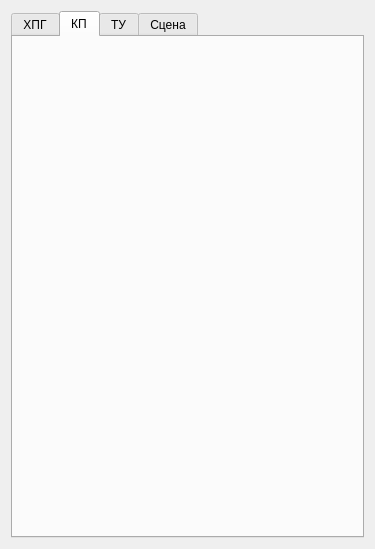
Spectraly/Heat_Exchanger, file Heat_Exchanger/Heat_Exchanger/ParamsWidget.ui: the form before one commit.
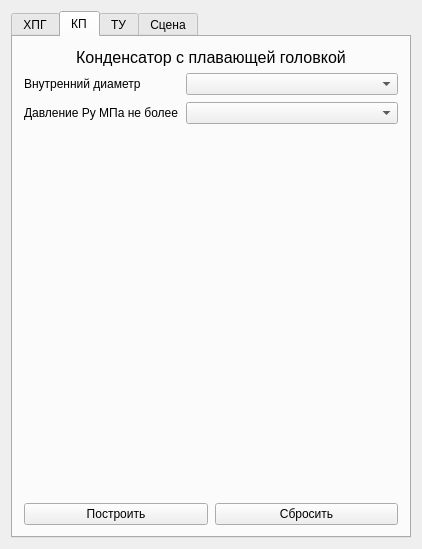
The form after the commit. The open tabs and pages were chosen to show the change.

Patch:
```diff
--- a/Heat_Exchanger/Heat_Exchanger/ParamsWidget.ui
+++ b/Heat_Exchanger/Heat_Exchanger/ParamsWidget.ui
@@ -6,10 +6,16 @@
    <rect>
     <x>0</x>
     <y>0</y>
-    <width>375</width>
+    <width>422</width>
     <height>549</height>
    </rect>
   </property>
+  <property name="minimumSize">
+   <size>
+    <width>400</width>
+    <height>200</height>
+   </size>
+  </property>
   <property name="windowTitle">
    <string>Параметры</string>
   </property>
@@ -171,6 +177,123 @@
       <attribute name="title">
        <string>КП</string>
       </attribute>
+      <layout class="QVBoxLayout" name="verticalLayout_4">
+       <item>
+        <widget class="QLabel" name="label_14">
+         <property name="font">
+          <font>
+           <pointsize>12</pointsize>
+          </font>
+         </property>
+         <property name="text">
+          <string>Конденсатор с плавающей головкой</string>
+         </property>
+         <property name="textFormat">
+          <enum>Qt::AutoText</enum>
+         </property>
+         <property name="scaledContents">
+          <bool>false</bool>
+         </property>
+         <property name="alignment">
+          <set>Qt::AlignCenter</set>
+         </property>
+         <property name="wordWrap">
+          <bool>false</bool>
+         </property>
+        </widget>
+       </item>
+       <item>
+        <layout class="QFormLayout" name="formLayout_4">
+         <property name="sizeConstraint">
+          <enum>QLayout::SetDefaultConstraint</enum>
+         </property>
+         <property name="fieldGrowthPolicy">
+          <enum>QFormLayout::AllNonFixedFieldsGrow</enum>
+         </property>
+         <property name="rowWrapPolicy">
+          <enum>QFormLayout::DontWrapRows</enum>
+         </property>
+         <property name="formAlignment">
+          <set>Qt::AlignLeading|Qt::AlignLeft|Qt::AlignVCenter</set>
+         </property>
+         <property name="horizontalSpacing">
+          <number>7</number>
+         </property>
+         <property name="verticalSpacing">
+          <number>7</number>
+         </property>
+         <item row="0" column="0">
+          <widget class="QLabel" name="label_10">
+           <property name="sizePolicy">
+            <sizepolicy hsizetype="Preferred" vsizetype="Preferred">
+             <horstretch>0</horstretch>
+             <verstretch>0</verstretch>
+            </sizepolicy>
+           </property>
+           <property name="text">
+            <string>Внутренний диаметр</string>
+           </property>
+          </widget>
+         </item>
+         <item row="1" column="0">
+          <widget class="QLabel" name="label_11">
+           <property name="text">
+            <string>Давление Py МПа не более</string>
+           </property>
+          </widget>
+         </item>
+         <item row="0" column="1">
+          <widget class="QComboBox" name="comboBox_KDiam"/>
+         </item>
+         <item row="1" column="1">
+          <widget class="QComboBox" name="comboBox_KPress"/>
+         </item>
+        </layout>
+       </item>
+       <item>
+        <spacer name="verticalSpacer_2">
+         <property name="orientation">
+          <enum>Qt::Vertical</enum>
+         </property>
+         <property name="sizeType">
+          <enum>QSizePolicy::Expanding</enum>
+         </property>
+         <property name="sizeHint" stdset="0">
+          <size>
+           <width>20</width>
+           <height>341</height>
+          </size>
+         </property>
+        </spacer>
+       </item>
+       <item>
+        <layout class="QHBoxLayout" name="horizontalLayout_4">
+         <property name="spacing">
+          <number>7</number>
+         </property>
+         <property name="sizeConstraint">
+          <enum>QLayout::SetDefaultConstraint</enum>
+         </property>
+         <property name="topMargin">
+          <number>0</number>
+         </property>
+         <item>
+          <widget class="QPushButton" name="KpushButton_build">
+           <property name="text">
+            <string>Построить</string>
+           </property>
+          </widget>
+         </item>
+         <item>
+          <widget class="QPushButton" name="KpushButton_reset">
+           <property name="text">
+            <string>Сбросить</string>
+           </property>
+          </widget>
+         </item>
+        </layout>
+       </item>
+      </layout>
      </widget>
      <widget class="QWidget" name="tab_model_tu">
       <attribute name="title">
```
Left out of the diff: 292 changed lines with no effect on the pictures.
